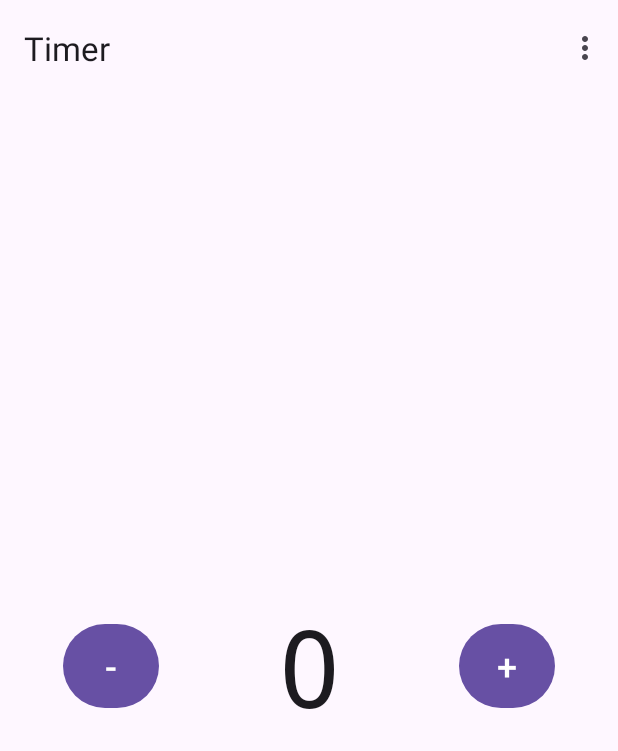
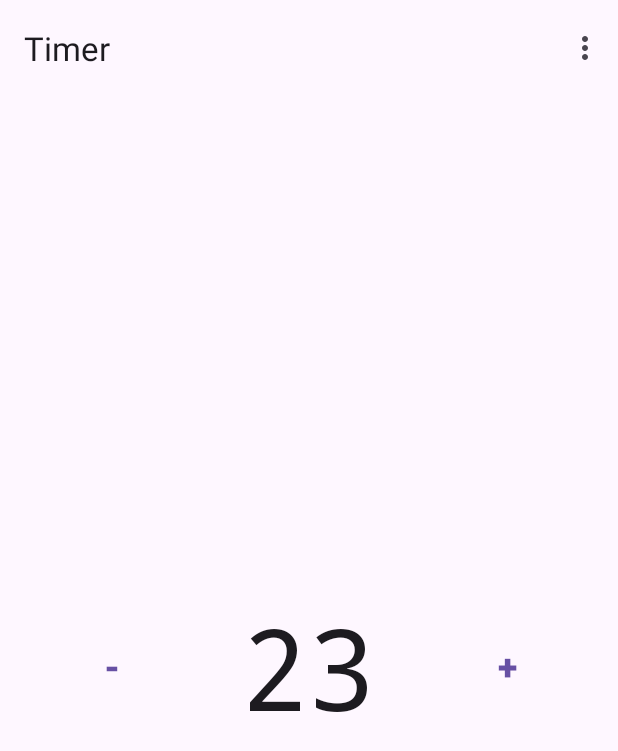
Before and after one commit to kjrocker/hermes, an Android app: the screen it shows after launch (MainActivity), on a phone screen of 412 x 824 dp. Shown: the top 751 px of the screen. Run offline under Robolectric (Android 15) with nearby library versions, the phone set to English and light mode, and no system bars; our stand-ins replace navigation-ui.

Commit message:
Tweaking button UI

```diff
--- a/app/src/main/java/com/kehvyn/hermes/TimerFragment.kt
+++ b/app/src/main/java/com/kehvyn/hermes/TimerFragment.kt
@@ -14,7 +14,7 @@ import com.kehvyn.hermes.databinding.FragmentTimerBinding
 class TimerFragment : Fragment() {
 
     private var _binding: FragmentTimerBinding? = null
-    private var timerValue: Int = 0
+    private var timerValue: Int = 23
 
     // This property is only valid between onCreateView and
     // onDestroyView.
--- a/app/src/main/res/layout/fragment_timer.xml
+++ b/app/src/main/res/layout/fragment_timer.xml
@@ -15,6 +15,9 @@
         android:layout_marginEnd="24dp"
         android:text="-"
         android:textSize="24sp"
+        android:textStyle="bold"
+        android:textColor="?attr/colorPrimary"
+        android:background="@android:color/transparent"
         android:minWidth="64dp"
         android:minHeight="64dp"
         android:contentDescription="Decrease timer value" />
@@ -24,7 +27,7 @@
         android:layout_width="wrap_content"
         android:layout_height="wrap_content"
         android:text="0"
-        android:textSize="72sp"
+        android:textSize="76sp"
         android:fontFamily="monospace"
         android:textColor="?android:attr/textColorPrimary"
         android:minWidth="120dp"
@@ -38,6 +41,9 @@
         android:layout_marginStart="24dp"
         android:text="+"
         android:textSize="24sp"
+        android:textStyle="bold"
+        android:textColor="?attr/colorPrimary"
+        android:background="@android:color/transparent"
         android:minWidth="64dp"
         android:minHeight="64dp"
         android:contentDescription="Increase timer value" />
```
